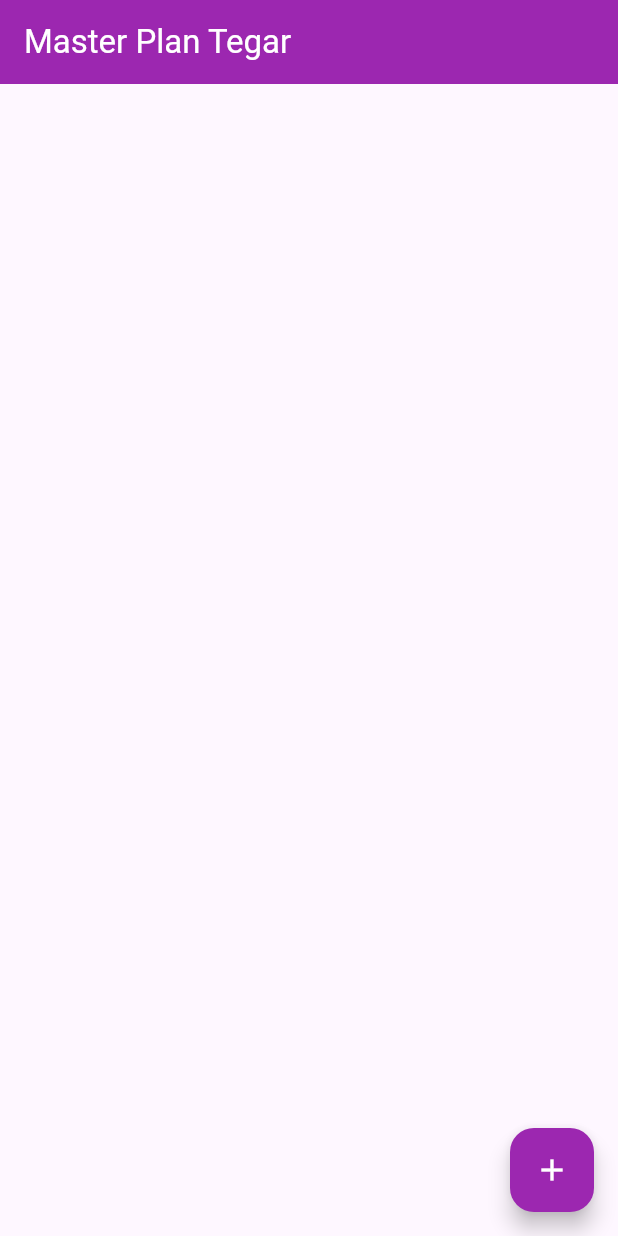
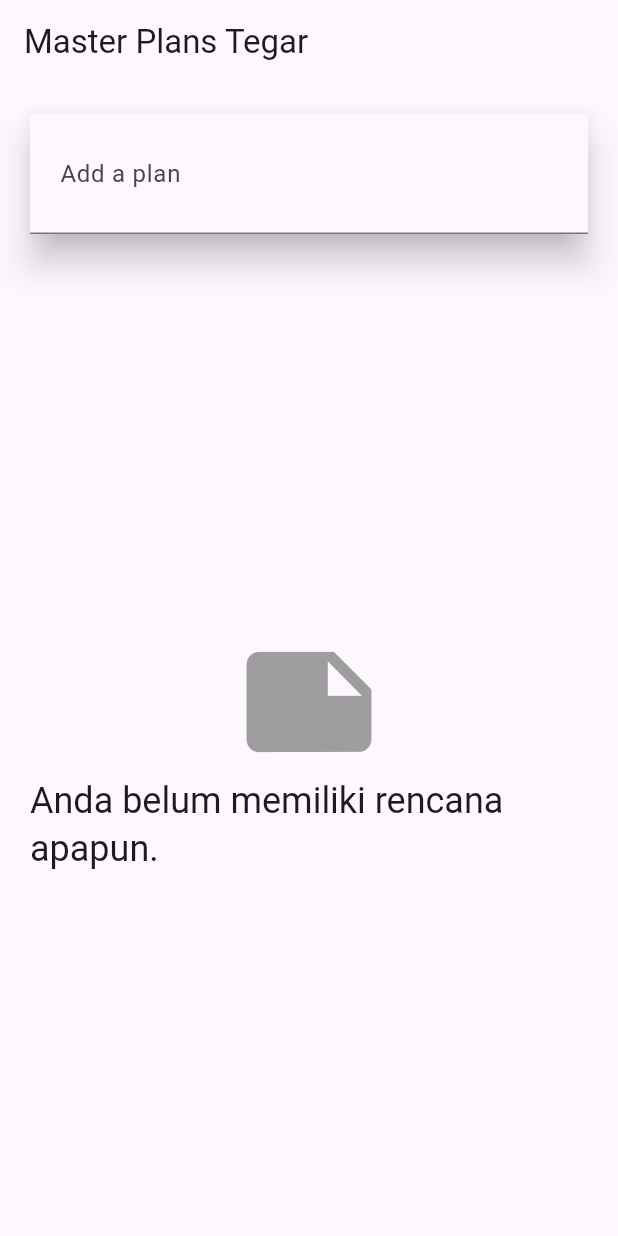
Before and after one commit to tegars5/master_plan, a Flutter app: the screen it shows after launch, on a phone screen of 412 x 824 dp. Run offline on Flutter 3.47's test engine with Material 3 defaults, Android fonts, the phone set to English and light mode, and no system bars; our stand-ins replace firebase_core; accounts and stored records are empty.

Commit message:
praktikum2

```diff
--- a/lib/main.dart
+++ b/lib/main.dart
@@ -1,17 +1,25 @@
 import 'package:flutter/material.dart';
-import './views/plan_screen.dart';
+import 'models/data_layer_models.dart';
+import 'provider/plan_provider.dart';
+import 'views/plan_creator_screen.dart';
 
-void main() => runApp(const MasterPlanApp());
+void main() {
+  runApp(const MasterPlanApp());
+}
 
 class MasterPlanApp extends StatelessWidget {
   const MasterPlanApp({super.key});
 
   @override
   Widget build(BuildContext context) {
-    return MaterialApp(
-      debugShowCheckedModeBanner: false,
-      theme: ThemeData(primarySwatch: Colors.purple),
-      home: const PlanScreen(),
+    return PlanProvider(
+      notifier: ValueNotifier<List<Plan>>(const []),
+      child: MaterialApp(
+        debugShowCheckedModeBanner: false,
+        title: 'State management app',
+        theme: ThemeData(primarySwatch: Colors.blue),
+        home: const PlanCreatorScreen(),
+      ),
     );
   }
 }
--- a/lib/models/plan_models.dart
+++ b/lib/models/plan_models.dart
@@ -5,4 +5,9 @@
   final List<Task> tasks;
 
   const Plan({this.name = '', this.tasks = const []});
+
+  int get completedCount => tasks.where((task) => task.complete).length;
+
+  String get completenessMessage =>
+      '$completedCount out of ${tasks.length} tasks';
 }
--- /dev/null
+++ b/lib/provider/plan_provider.dart
@@ -0,0 +1,17 @@
+import 'package:flutter/material.dart';
+
+import '../models/plan_models.dart';
+
+class PlanProvider extends InheritedNotifier<ValueNotifier<List<Plan>>> {
+  const PlanProvider({
+    super.key,
+    required super.child,
+    required ValueNotifier<List<Plan>> super.notifier,
+  });
+
+  static ValueNotifier<List<Plan>> of(BuildContext context) {
+    return context
+        .dependOnInheritedWidgetOfExactType<PlanProvider>()!
+        .notifier!;
+  }
+}
--- /dev/null
+++ b/lib/views/plan_creator_screen.dart
@@ -0,0 +1,99 @@
+import 'package:flutter/material.dart';
+import 'package:manajemen_state/views/plan_screen.dart' show PlanScreen;
+
+import '../models/data_layer_models.dart';
+import '../provider/plan_provider.dart';
+
+class PlanCreatorScreen extends StatefulWidget {
+  const PlanCreatorScreen({super.key});
+
+  @override
+  State<PlanCreatorScreen> createState() => _PlanCreatorScreenState();
+}
+
+class _PlanCreatorScreenState extends State<PlanCreatorScreen> {
+  final textController = TextEditingController();
+
+  @override
+  void dispose() {
+    textController.dispose();
+    super.dispose();
+  }
+
+  void addPlan() {
+    final text = textController.text;
+    if (text.isEmpty) {
+      return;
+    }
+    final plan = Plan(name: text, tasks: []);
+    ValueNotifier<List<Plan>> planNotifier = PlanProvider.of(context);
+    planNotifier.value = List<Plan>.from(planNotifier.value)..add(plan);
+    textController.clear();
+    FocusScope.of(context).requestFocus(FocusNode());
+    setState(() {});
+  }
+
+  @override
+  Widget build(BuildContext context) {
+    return Scaffold(
+      appBar: AppBar(title: const Text('Master Plans Tegar')),
+      body: Column(
+        children: [_buildListCreator(), Expanded(child: _buildMasterPlans())],
+      ),
+    );
+  }
+
+  Widget _buildListCreator() {
+    return Padding(
+      padding: const EdgeInsets.all(20.0),
+      child: Material(
+        color: Theme.of(context).cardColor,
+        elevation: 10,
+        child: TextField(
+          controller: textController,
+          decoration: const InputDecoration(
+            labelText: 'Add a plan',
+            contentPadding: EdgeInsets.all(20),
+          ),
+          onEditingComplete: addPlan,
+        ),
+      ),
+    );
+  }
+
+  Widget _buildMasterPlans() {
+    ValueNotifier<List<Plan>> planNotifier = PlanProvider.of(context);
+    List<Plan> plans = planNotifier.value;
+
+    if (plans.isEmpty) {
+      return Padding(
+        padding: const EdgeInsets.all(20),
+        child: Column(
+          mainAxisAlignment: MainAxisAlignment.center,
+          children: <Widget>[
+            const Icon(Icons.note, size: 100, color: Colors.grey),
+            Text(
+              'Anda belum memiliki rencana apapun.',
+              style: Theme.of(context).textTheme.headlineSmall,
+            ),
+          ],
+        ),
+      );
+    }
+    return ListView.builder(
+      itemCount: plans.length,
+      itemBuilder: (context, index) {
+        final plan = plans[index];
+        return ListTile(
+          title: Text(plan.name),
+          subtitle: Text(plan.completenessMessage),
+          onTap: () {
+            Navigator.of(
+              context,
+            ).push(MaterialPageRoute(builder: (_) => PlanScreen(plan: plan)));
+          },
+        );
+      },
+    );
+  }
+}
--- a/lib/views/plan_screen.dart
+++ b/lib/views/plan_screen.dart
@@ -1,98 +1,26 @@
 import 'package:flutter/material.dart';
+import 'package:manajemen_state/provider/plan_provider.dart';
 import '../models/data_layer_models.dart';
 
 class PlanScreen extends StatefulWidget {
-  const PlanScreen({super.key});
+  final Plan plan;
+  const PlanScreen({super.key, required this.plan});
 
   @override
   State createState() => _PlanScreenState();
 }
 
 class _PlanScreenState extends State<PlanScreen> {
-  Plan plan = const Plan();
   late ScrollController scrollController;
+  Plan get plan => widget.plan;
 
   @override
   void initState() {
     super.initState();
     scrollController =
         ScrollController()..addListener(() {
-          FocusScope.of(context).requestFocus(FocusNode());
+          FocusScope.of(context).unfocus();
         });
-  }
-
-  @override
-  Widget build(BuildContext context) {
-    return Scaffold(
-      appBar: AppBar(
-        title: const Text(
-          'Master Plan Tegar',
-          style: TextStyle(color: Colors.white),
-        ),
-        backgroundColor: Colors.purple,
-      ),
-      body: _buildList(),
-      floatingActionButton: _buildAddTaskButton(),
-    );
-  }
-
-  Widget _buildAddTaskButton() {
-    return FloatingActionButton(
-      backgroundColor: Colors.purple,
-      child: const Icon(Icons.add, color: Colors.white),
-      onPressed: () {
-        setState(() {
-          plan = Plan(
-            name: plan.name,
-            tasks: List<Task>.from(plan.tasks)..add(const Task()),
-          );
-        });
-      },
-    );
-  }
-
-  Widget _buildList() {
-    return ListView.builder(
-      controller: scrollController,
-      keyboardDismissBehavior:
-          Theme.of(context).platform == TargetPlatform.iOS
-              ? ScrollViewKeyboardDismissBehavior.onDrag
-              : ScrollViewKeyboardDismissBehavior.manual,
-      itemCount: plan.tasks.length,
-      itemBuilder: (context, index) => _buildTaskTile(plan.tasks[index], index),
-    );
-  }
-
-  Widget _buildTaskTile(Task task, int index) {
-    return ListTile(
-      leading: Checkbox(
-        value: task.complete,
-        onChanged: (selected) {
-          setState(() {
-            plan = Plan(
-              name: plan.name,
-              tasks: List<Task>.from(plan.tasks)
-                ..[index] = Task(
-                  description: task.description,
-                  complete: selected ?? false,
-                ),
-            );
-          });
-        },
-      ),
-      title: TextFormField(
-        initialValue: task.description,
-        onChanged: (text) {
-          setState(() {
-            plan = Plan(
-              name: plan.name,
-              tasks: List<Task>.from(plan.tasks)
-                ..[index] = Task(description: text, complete: task.complete),
-            );
-          });
-        },
-      ),
-    );
   }
 
   @override
@@ -100,4 +28,99 @@
     scrollController.dispose();
     super.dispose();
   }
+
+  @override
+  Widget build(BuildContext context) {
+    ValueNotifier<List<Plan>> plansNotifier = PlanProvider.of(context);
+
+    return Scaffold(
+      appBar: AppBar(title: Text(plan.name)),
+      body: ValueListenableBuilder<List<Plan>>(
+        valueListenable: plansNotifier,
+        builder: (context, plans, child) {
+          if (plans.isEmpty) {
+            return const Center(
+              child: Text('Belum ada rencana yang tersedia.'),
+            );
+          }
+          Plan? currentPlan = plans.firstWhere(
+            (p) => p.name == plan.name,
+            orElse: () => Plan(name: plan.name, tasks: []),
+          );
+          return Column(
+            children: [
+              Expanded(child: _buildList(currentPlan)),
+              SafeArea(child: Text(currentPlan.completenessMessage)),
+            ],
+          );
+        },
+      ),
+      floatingActionButton: _buildAddTaskButton(context),
+    );
+  }
+
+  Widget _buildAddTaskButton(BuildContext context) {
+    ValueNotifier<List<Plan>> planNotifier = PlanProvider.of(context);
+    return FloatingActionButton(
+      child: const Icon(Icons.add),
+      onPressed: () {
+        List<Plan> plans = planNotifier.value;
+        int planIndex = plans.indexWhere((p) => p.name == plan.name);
+
+        if (planIndex == -1) {
+          plans.add(Plan(name: plan.name, tasks: [const Task()]));
+        } else {
+          plans[planIndex].tasks.add(const Task());
+        }
+
+        planNotifier.value = List<Plan>.from(plans);
+      },
+    );
+  }
+
+  Widget _buildList(Plan plan) {
+    return ListView.builder(
+      controller: scrollController,
+      itemCount: plan.tasks.length,
+      itemBuilder: (context, index) => _buildTaskTile(plan, index, context),
+    );
+  }
+
+  Widget _buildTaskTile(Plan plan, int index, BuildContext context) {
+    ValueNotifier<List<Plan>> planNotifier = PlanProvider.of(context);
+    Task task = plan.tasks[index];
+
+    return ListTile(
+      leading: Checkbox(
+        value: task.complete,
+        onChanged: (selected) {
+          int planIndex = planNotifier.value.indexWhere(
+            (p) => p.name == plan.name,
+          );
+          if (planIndex != -1) {
+            planNotifier.value[planIndex].tasks[index] = Task(
+              description: task.description,
+              complete: selected ?? false,
+            );
+            planNotifier.notifyListeners();
+          }
+        },
+      ),
+      title: TextFormField(
+        initialValue: task.description,
+        onChanged: (text) {
+          int planIndex = planNotifier.value.indexWhere(
+            (p) => p.name == plan.name,
+          );
+          if (planIndex != -1) {
+            planNotifier.value[planIndex].tasks[index] = Task(
+              description: text,
+              complete: task.complete,
+            );
+            planNotifier.notifyListeners();
+          }
+        },
+      ),
+    );
+  }
 }
```
Also changed, not shown: 1 other file.
